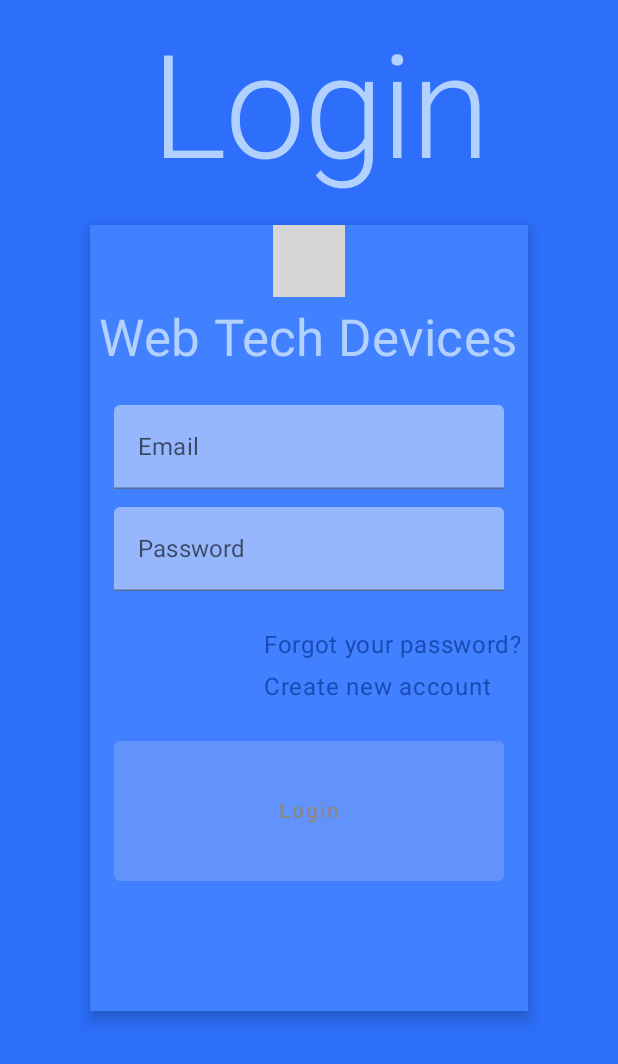
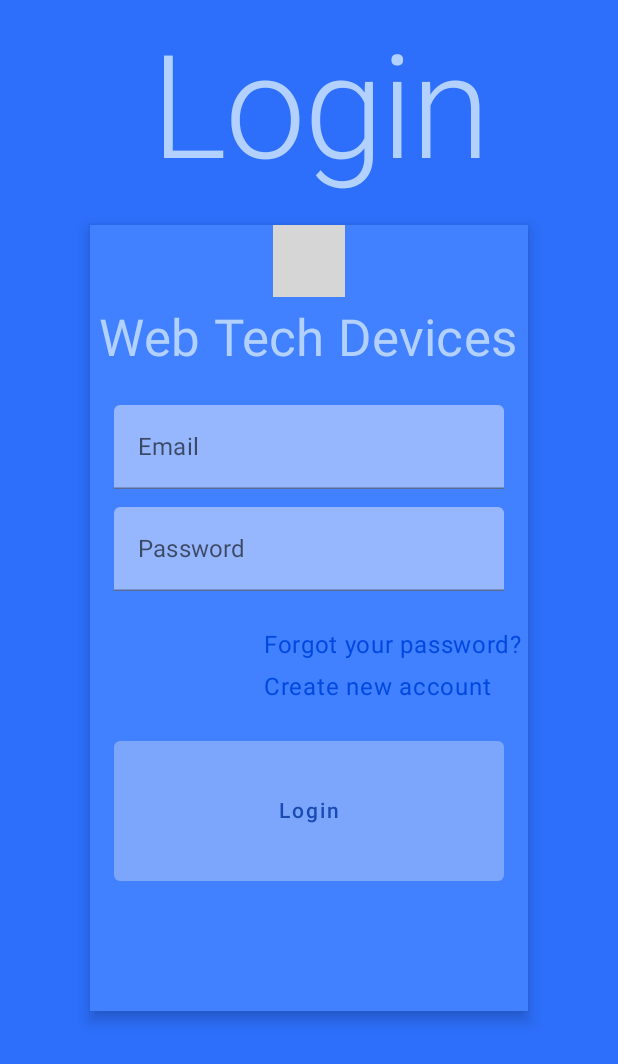
Before and after one commit to FrancoNarvaez/webTechDevices, an Android app built with Jetpack Compose: the screen it shows after launch (MainActivity), on a phone screen of 412 x 824 dp. Shown: the top 1064 px of the screen. Run offline under Robolectric (Android 15) with nearby library versions, the phone set to English and light mode, and no system bars; our stand-ins replace Compose Multiplatform resources; 1 statement that could not run was skipped; grey boxes are pictures that could not be loaded.

Commit message:
Login Finalizado y conectado con un MainSreen.

```diff
--- a/composeApp/src/androidMain/kotlin/um/edu/ar/MainActivity.kt
+++ b/composeApp/src/androidMain/kotlin/um/edu/ar/MainActivity.kt
@@ -3,21 +3,59 @@ package um.edu.ar
 import android.os.Bundle
 import androidx.activity.ComponentActivity
 import androidx.activity.compose.setContent
+import androidx.compose.foundation.layout.Arrangement
+import androidx.compose.foundation.layout.Column
+import androidx.compose.foundation.layout.fillMaxSize
+import androidx.compose.material.Text
 import androidx.compose.runtime.Composable
-import androidx.compose.ui.tooling.preview.Preview
+import androidx.compose.runtime.LaunchedEffect
+import androidx.compose.ui.Alignment
+import androidx.compose.ui.Modifier
+import androidx.lifecycle.viewmodel.compose.viewModel
+import androidx.navigation.compose.NavHost
+import androidx.navigation.compose.composable
+import androidx.navigation.compose.rememberNavController
+import um.edu.ar.ui.login.ui.LoginScreen
+import um.edu.ar.ui.login.ui.LoginViewModel
 
 class MainActivity : ComponentActivity() {
     override fun onCreate(savedInstanceState: Bundle?) {
         super.onCreate(savedInstanceState)
 
         setContent {
-            App()
+            val navController = rememberNavController()
+            val loginViewModel: LoginViewModel = viewModel()
+
+            // Setup NavHost
+            NavHost(navController = navController, startDestination = "login") {
+                composable("login") {
+                    LoginScreen(viewModel = loginViewModel)
+
+                    LaunchedEffect(Unit) {
+                        loginViewModel.navigationState.collect { state ->
+                            if (state == "main") {
+                                navController.navigate("main") {
+                                    popUpTo("login") { inclusive = true } // Remove login from back stack
+                                }
+                            }
+                        }
+                    }
+                }
+                composable("main") {
+                    MainScreen()
+                }
+            }
         }
     }
 }
 
-@Preview
 @Composable
-fun AppAndroidPreview() {
-    App()
+fun MainScreen() {
+    Column(
+        modifier = Modifier.fillMaxSize(),
+        verticalArrangement = Arrangement.Center,
+        horizontalAlignment = Alignment.CenterHorizontally
+    ) {
+        Text("Main Screen")
+    }
 }
--- a/composeApp/src/commonMain/kotlin/um/edu/ar/App.kt
+++ /dev/null
@@ -1,13 +0,0 @@
-package um.edu.ar
-
-import androidx.compose.runtime.Composable
-import org.jetbrains.compose.ui.tooling.preview.Preview
-import um.edu.ar.ui.login.ui.LoginScreen
-import um.edu.ar.ui.login.ui.LoginViewModel
-
-
-@Composable
-@Preview
-fun App() {
-    LoginScreen(LoginViewModel())
-}
--- a/composeApp/src/commonMain/kotlin/um/edu/ar/ui/login/ui/LoginScreen.kt
+++ b/composeApp/src/commonMain/kotlin/um/edu/ar/ui/login/ui/LoginScreen.kt
@@ -31,7 +31,13 @@ import androidx.compose.ui.text.input.KeyboardType
 import androidx.compose.ui.unit.dp
 import kotlinx.coroutines.launch
 import org.jetbrains.compose.resources.painterResource
-import um.edu.ar.ui.theme.*
+import um.edu.ar.ui.theme.BackgoundLightBlue
+import um.edu.ar.ui.theme.BackgroundColorBlue
+import um.edu.ar.ui.theme.BlueLinksColor
+import um.edu.ar.ui.theme.DarkBlue
+import um.edu.ar.ui.theme.DisabledColor
+import um.edu.ar.ui.theme.LightBlue
+import um.edu.ar.ui.theme.MegaLightBlue
 import webtechdevices.composeapp.generated.resources.Res
 import webtechdevices.composeapp.generated.resources.logoappremove3
 
@@ -174,7 +180,7 @@ fun Links(modifier: Modifier) {
 fun ForgotPasswordLink() {
     Text("Forgot your password?",
         style = MaterialTheme.typography.body1,
-        color = Color(DarkBlue.value),
+        color = Color(BlueLinksColor.value),
         modifier = Modifier.clickable { })
 }
 
@@ -182,7 +188,7 @@ fun ForgotPasswordLink() {
 fun CreateNewAccountLink() {
     Text("Create new account",
         style = MaterialTheme.typography.body1,
-        color = Color(DarkBlue.value),
+        color = Color(BlueLinksColor.value),
         modifier = Modifier.clickable { })
 }
 
@@ -196,7 +202,7 @@ fun LoginButton(loginEnabled: Boolean, onLoginSelected: () -> Unit) {
             backgroundColor = Color(DarkBlue.value),
             disabledBackgroundColor = Color(DisabledColor.value),
             contentColor = Color.White,
-            disabledContentColor = Color.Gray
+            disabledContentColor = Color(DarkBlue.value)
         ),
         enabled = loginEnabled
     ) {
--- a/composeApp/src/commonMain/kotlin/um/edu/ar/ui/login/ui/LoginViewModel.kt
+++ b/composeApp/src/commonMain/kotlin/um/edu/ar/ui/login/ui/LoginViewModel.kt
@@ -3,7 +3,6 @@ package um.edu.ar.ui.login.ui
 import kotlinx.coroutines.flow.MutableStateFlow
 import kotlinx.coroutines.flow.StateFlow
 import androidx.lifecycle.ViewModel
-import kotlinx.coroutines.delay
 
 class LoginViewModel : ViewModel() {
     private val _email = MutableStateFlow("")
@@ -18,6 +17,9 @@ val loginEnabled: StateFlow<Boolean> = _loginEnable
     private val _isLoading = MutableStateFlow(false)
     val isLoading: StateFlow<Boolean> = _isLoading
 
+    private val _navigationState = MutableStateFlow("login") // Initial state is login screen
+    val navigationState: StateFlow<String> = _navigationState
+
     fun onLoginChanged(email: String, password: String) {
         _email.value = email
         _password.value = password
@@ -27,9 +29,9 @@ val isLoading: StateFlow<Boolean> = _isLoading
     private fun isValidEmail(email: String): Boolean = email.contains("@") && email.contains(".")
 
     private fun isValidPassword(password: String): Boolean = password.length >= 6
-    suspend fun onLoginSelected() {
+    fun onLoginSelected() {
         _isLoading.value = true
-        delay(2000)
+        _navigationState.value = "main"
         _isLoading.value = false
 
     }
--- a/composeApp/src/commonMain/kotlin/um/edu/ar/ui/theme/ColorUI.kt
+++ b/composeApp/src/commonMain/kotlin/um/edu/ar/ui/theme/ColorUI.kt
@@ -7,4 +7,5 @@ val BackgoundLightBlue = Color(0xFF4180FF)
 val MegaLightBlue = Color(0xFF96B7FD)
 val LightBlue = Color(0xFFB3D1FF)
 val DarkBlue = Color(0xFF1A4BB3)
-val DisabledColor = Color(0xFF6293FC)
+val DisabledColor = Color(0xFF7CA5FC)
+val BlueLinksColor = Color(0xFF0048E0)
```
Also changed, not shown: composeApp/build.gradle.kts (+12 -4 lines), gradle/libs.versions.toml (+38 -12 lines). Lines whose indentation alone changed are shown as unchanged.
